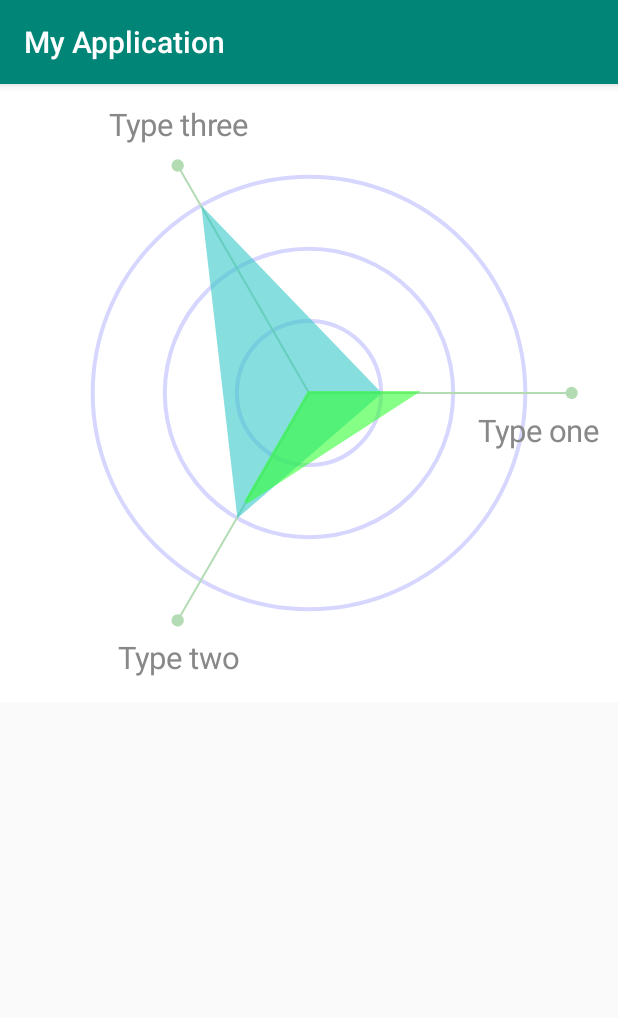
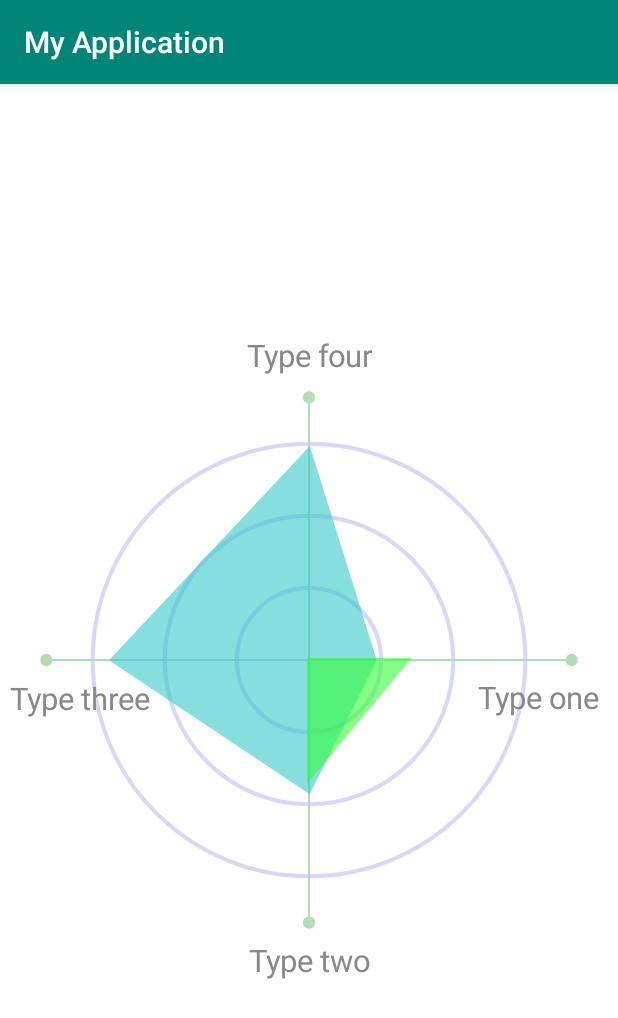
Before and after one commit to maiconhellmann/radar-graph, an Android app: the screen it shows after launch (MainActivity), on a phone screen of 412 x 824 dp. Shown: the top 1018 px of the screen. Run offline under Robolectric (Android 15) with nearby library versions, the phone set to English and light mode, and no system bars.

```diff
--- a/app/src/main/java/com/epolly/radargraph/RadarGraphView.kt
+++ b/app/src/main/java/com/epolly/radargraph/RadarGraphView.kt
@@ -94,14 +94,26 @@ class RadarGraphView(context: Context, attrs: AttributeSet?) : View(context, att
     }
 
     override fun onMeasure(widthMeasureSpec: Int, heightMeasureSpec: Int) {
+        Log.d("RadarGraphView", "widthMeasureSpec")
         super.onMeasure(widthMeasureSpec, heightMeasureSpec)
 
         runCalculations()
     }
 
+    private fun runCalculations() {
+        Log.d("RadarGraphView", "-runCalculations")
+        minGraphSize = calcMaxSquareSize()
+        center.x = measuredWidth.center().toFloat()
+        center.y = measuredHeight.center().toFloat()
+        hasError = false
+        ovalList = calculateOvalList()
+        paintLineAxis.apply { strokeWidth = calculateMinAxisStrokeWidth().toFloat() }
+        paintTitleText.apply { textSize = calculateTextTitleSizes() }
+    }
+
     override fun onDraw(pCanvas: Canvas?) {
         super.onDraw(pCanvas)
-        Log.d("maicon", "onDraw")
+        Log.d("RadarGraphView", "onDraw")
         pCanvas?.apply {
             //background
             drawRect(0, 0, measuredWidth, measuredHeight, paintBackground)
@@ -188,18 +200,6 @@ class RadarGraphView(context: Context, attrs: AttributeSet?) : View(context, att
             }
         }
         return max
-    }
-
-    private fun runCalculations() {
-        Log.d("maicon", "---runCalculations---")
-        minGraphSize = calcMaxSquareSize()
-        center.x = measuredWidth.center().toFloat()
-        center.y = measuredHeight.center().toFloat()
-        hasError = false
-        ovalList = calculateOvalList()
-        paintLineAxis.apply { strokeWidth = calculateMinAxisStrokeWidth().toFloat() }
-        paintTitleText.apply { textSize = calculateTextTitleSizes() }
-        setMeasuredDimension(minGraphSize, minGraphSize)
     }
 
     private fun calculateTextTitleSizes() = min(minGraphSize.percent(5).toDouble(), 35.0).toFloat()
--- a/app/src/main/java/com/epolly/radargraph/model/Mock.kt
+++ b/app/src/main/java/com/epolly/radargraph/model/Mock.kt
@@ -19,7 +19,8 @@ class Mock {
             val typeList = listOf(
                 VertexType(1, "Type one"), //
                 VertexType(2, "Type two"), //
-                VertexType(3, "Type three"))
+                VertexType(3, "Type three"), //
+                VertexType(4, "Type four")) //
 
             return DataList(
                 listOf(
@@ -28,7 +29,8 @@ class Mock {
                         1, "First", mutableListOf( //
                             Vertex(typeList[0], "100"), //
                             Vertex(typeList[1], "200"), //
-                            Vertex(typeList[2], "300")) //
+                            Vertex(typeList[2], "300"), //
+                            Vertex(typeList[3], "320")) //
                     ),
                     // second
                     Data(
--- a/app/src/main/res/layout/activity_main.xml
+++ b/app/src/main/res/layout/activity_main.xml
@@ -10,11 +10,9 @@
     <com.epolly.radargraph.RadarGraphView
         android:id="@+id/graph"
         android:layout_width="0dp"
-        android:layout_height="0dp"
+        android:layout_height="wrap_content"
         app:layout_constraintLeft_toLeftOf="parent"
         app:layout_constraintRight_toRightOf="parent"
-        android:layout_marginBottom="10dp"
-        app:layout_constraintBottom_toBottomOf="parent"
         app:layout_constraintTop_toTopOf="parent"/>
 
 </android.support.constraint.ConstraintLayout>
```
